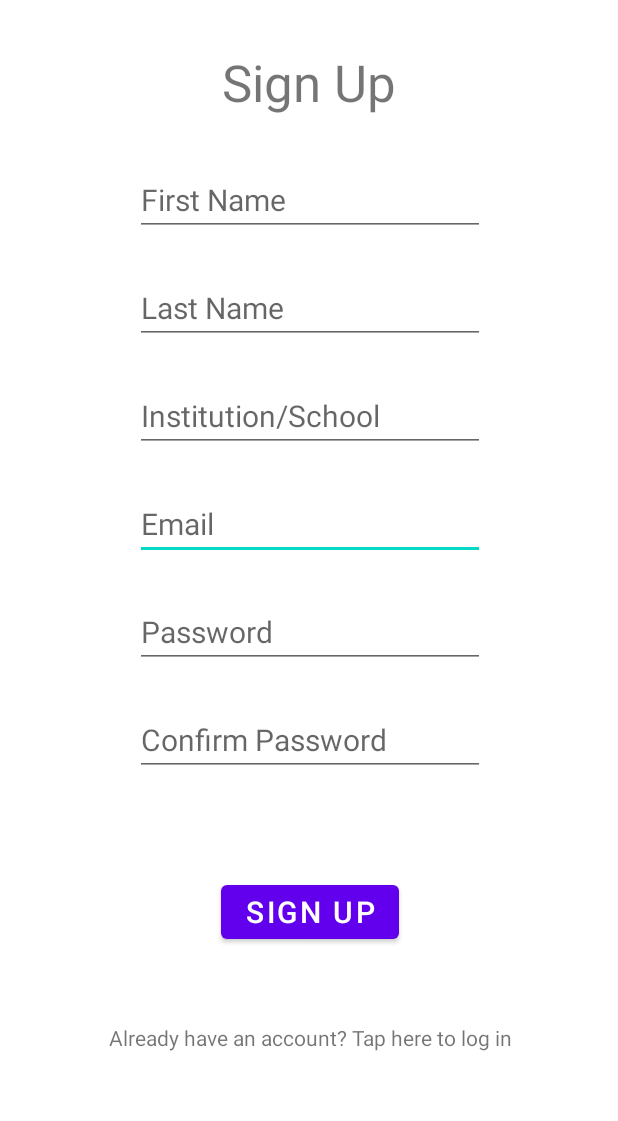
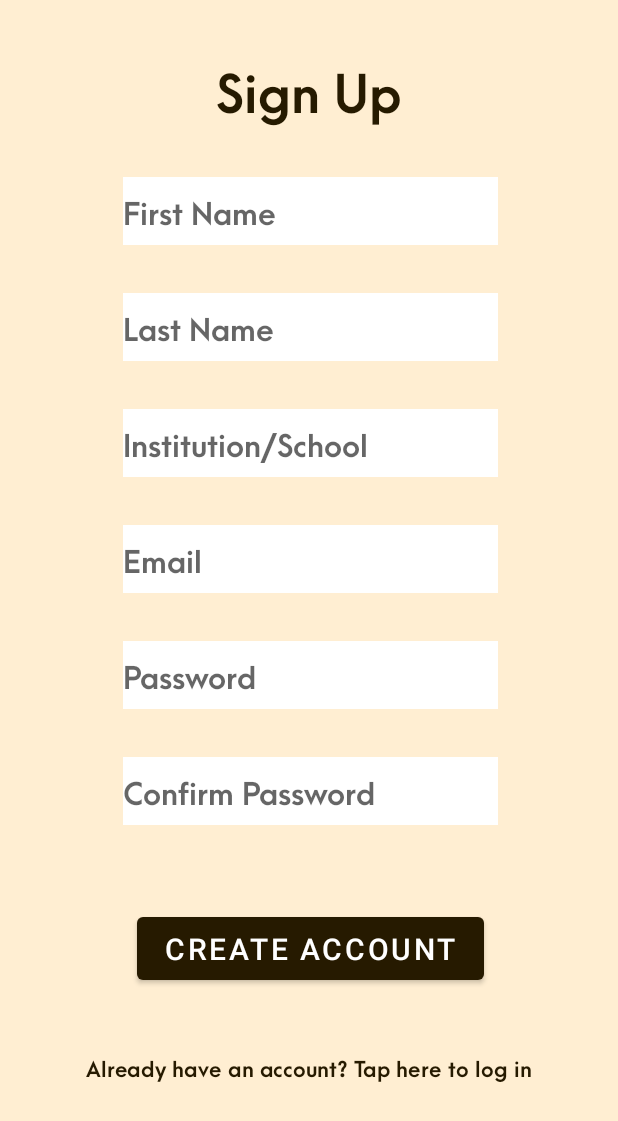
Before and after one commit to ramosallenjoshua/OperationBasics, an Android app: the SignUpActivity screen opened directly, with no data from a screen before it, on a phone screen of 412 x 824 dp. Shown: the top 1121 px of the screen. Run offline under Robolectric (Android 15) with nearby library versions, the phone set to English and light mode, and no system bars; our stand-ins replace Firebase (no records; nobody signed in at launch, a user with empty details on screens opened directly).

Commit message:
UI edits

```diff
--- a/app/src/main/res/layout/activity_login_menu.xml
+++ b/app/src/main/res/layout/activity_login_menu.xml
@@ -25,14 +25,16 @@
 
     <EditText
         android:id="@+id/user_input_email"
-        android:layout_width="411dp"
-        android:layout_height="50dp"
+        android:layout_width="250dp"
+        android:layout_height="45dp"
         android:layout_gravity="center_horizontal"
         android:layout_marginTop="16dp"
+        android:background="@color/white"
         android:ems="10"
         android:gravity="center"
         android:hint="@string/emailText"
         android:inputType="textPersonName"
+        android:fontFamily="@font/arca_majora_3_bold"
         app:layout_constraintBottom_toTopOf="@+id/txt_password"
         app:layout_constraintEnd_toEndOf="@+id/txt_email"
         app:layout_constraintStart_toStartOf="@+id/txt_email"
@@ -89,14 +91,16 @@
 
     <EditText
         android:id="@+id/user_input_password"
-        android:layout_width="411dp"
-        android:layout_height="50dp"
+        android:layout_width="250dp"
+        android:layout_height="45dp"
         android:layout_gravity="center_horizontal"
         android:layout_marginTop="16dp"
+        android:background="@color/white"
         android:ems="10"
         android:gravity="center"
         android:hint="@string/passwordText"
         android:inputType="textPersonName"
+        android:fontFamily="@font/arca_majora_3_bold"
         app:layout_constraintBottom_toTopOf="@+id/login_button"
         app:layout_constraintEnd_toEndOf="@+id/txt_password"
         app:layout_constraintStart_toStartOf="@+id/txt_password"
@@ -111,6 +115,7 @@
         android:text="@string/loginSignUpText"
         android:textColor="@color/black"
         android:textSize="16sp"
+        android:fontFamily="@font/arca_majora_3_bold"
         app:layout_constraintBottom_toBottomOf="parent"
         app:layout_constraintEnd_toEndOf="@+id/login_button"
         app:layout_constraintStart_toStartOf="@+id/login_button"
--- a/app/src/main/res/layout/activity_sign_up.xml
+++ b/app/src/main/res/layout/activity_sign_up.xml
@@ -4,6 +4,7 @@
     xmlns:tools="http://schemas.android.com/tools"
     android:layout_width="match_parent"
     android:layout_height="match_parent"
+    android:background="@color/peach"
     tools:context=".SignUpActivity">
 
     <TextView
@@ -13,6 +14,8 @@
         android:layout_marginTop="32dp"
         android:text="@string/signUpText"
         android:textSize="34sp"
+        android:fontFamily="@font/arca_majora_3_bold"
+        android:textColor="@color/brown"
         app:layout_constraintBottom_toTopOf="@+id/firstNameEditText"
         app:layout_constraintEnd_toEndOf="parent"
         app:layout_constraintStart_toStartOf="parent"
@@ -20,13 +23,15 @@
 
     <EditText
         android:id="@+id/signUpEmailEditText"
-        android:layout_width="wrap_content"
-        android:layout_height="wrap_content"
-        android:layout_marginTop="24dp"
+        android:layout_width="250dp"
+        android:layout_height="45dp"
+        android:layout_marginTop="32dp"
+        android:background="@color/white"
         android:ems="10"
         android:hint="@string/emailText"
         android:inputType="textEmailAddress"
         android:textSize="20sp"
+        android:fontFamily="@font/arca_majora_3_bold"
         app:layout_constraintBottom_toTopOf="@+id/signUpPasswordEditText"
         app:layout_constraintEnd_toEndOf="@+id/schoolEditText"
         app:layout_constraintStart_toStartOf="@+id/schoolEditText"
@@ -34,10 +39,12 @@
 
     <EditText
         android:id="@+id/firstNameEditText"
-        android:layout_width="wrap_content"
-        android:layout_height="wrap_content"
+        android:layout_width="250dp"
+        android:layout_height="45dp"
         android:layout_marginTop="32dp"
+        android:background="@color/white"
         android:ems="10"
+        android:fontFamily="@font/arca_majora_3_bold"
         android:hint="@string/firstNameText"
         android:inputType="textPersonName"
         android:textSize="20sp"
@@ -49,13 +56,15 @@
 
     <EditText
         android:id="@+id/signUpPasswordEditText"
-        android:layout_width="wrap_content"
-        android:layout_height="wrap_content"
-        android:layout_marginTop="24dp"
+        android:layout_width="250dp"
+        android:layout_height="45dp"
+        android:layout_marginTop="32dp"
+        android:background="@color/white"
         android:ems="10"
         android:hint="@string/passwordText"
         android:inputType="textPassword"
         android:textSize="20sp"
+        android:fontFamily="@font/arca_majora_3_bold"
         app:layout_constraintBottom_toTopOf="@+id/signUpConfirmPasswordEditText"
         app:layout_constraintEnd_toEndOf="@+id/signUpEmailEditText"
         app:layout_constraintStart_toStartOf="@+id/signUpEmailEditText"
@@ -63,13 +72,15 @@
 
     <EditText
         android:id="@+id/schoolEditText"
-        android:layout_width="wrap_content"
-        android:layout_height="wrap_content"
-        android:layout_marginTop="24dp"
+        android:layout_width="250dp"
+        android:layout_height="45dp"
+        android:layout_marginTop="32dp"
+        android:background="@color/white"
         android:ems="10"
         android:hint="@string/institutionName"
         android:inputType="textPersonName"
         android:textSize="20sp"
+        android:fontFamily="@font/arca_majora_3_bold"
         app:layout_constraintBottom_toTopOf="@+id/signUpEmailEditText"
         app:layout_constraintEnd_toEndOf="@+id/lastNameEditText"
         app:layout_constraintStart_toStartOf="@+id/lastNameEditText"
@@ -77,13 +88,15 @@
 
     <EditText
         android:id="@+id/lastNameEditText"
-        android:layout_width="wrap_content"
-        android:layout_height="wrap_content"
-        android:layout_marginTop="24dp"
+        android:layout_width="250dp"
+        android:layout_height="45dp"
+        android:layout_marginTop="32dp"
+        android:background="@color/white"
         android:ems="10"
         android:hint="@string/lastNameText"
         android:inputType="textPersonName"
         android:textSize="20sp"
+        android:fontFamily="@font/arca_majora_3_bold"
         app:layout_constraintBottom_toTopOf="@+id/schoolEditText"
         app:layout_constraintEnd_toEndOf="@+id/firstNameEditText"
         app:layout_constraintHorizontal_bias="0.0"
@@ -92,24 +105,27 @@
 
     <EditText
         android:id="@+id/signUpConfirmPasswordEditText"
-        android:layout_width="wrap_content"
-        android:layout_height="wrap_content"
-        android:layout_marginTop="24dp"
+        android:layout_width="250dp"
+        android:layout_height="45dp"
+        android:layout_marginTop="32dp"
+        android:background="@color/white"
         android:ems="10"
         android:hint="@string/confPassText"
         android:inputType="textPassword"
         android:textSize="20sp"
+        android:fontFamily="@font/arca_majora_3_bold"
         app:layout_constraintEnd_toEndOf="@+id/signUpPasswordEditText"
         app:layout_constraintStart_toStartOf="@+id/signUpPasswordEditText"
         app:layout_constraintTop_toBottomOf="@+id/signUpPasswordEditText" />
 
     <Button
         android:id="@+id/signUpLayout_SignUpButton"
-        android:layout_width="wrap_content"
-        android:layout_height="wrap_content"
+        android:layout_width="231dp"
+        android:layout_height="54dp"
         android:layout_marginTop="24dp"
-        android:text="@string/signUpText"
+        android:text="@string/createAccount"
         android:textSize="20sp"
+        android:theme="@style/Theme.OperationBasics"
         app:layout_constraintBottom_toTopOf="@+id/signup_LoginTextButton"
         app:layout_constraintEnd_toEndOf="@+id/signUpConfirmPasswordEditText"
         app:layout_constraintStart_toStartOf="@+id/signUpConfirmPasswordEditText"
@@ -119,11 +135,14 @@
         android:id="@+id/signup_LoginTextButton"
         android:layout_width="wrap_content"
         android:layout_height="wrap_content"
-        android:layout_marginTop="8dp"
-        android:layout_marginBottom="80dp"
+        android:layout_marginTop="10dp"
+        android:layout_marginBottom="70dp"
+        android:fontFamily="@font/arca_majora_3_bold"
         android:text="@string/signupLoginText"
+        android:textColor="@color/brown"
         app:layout_constraintBottom_toBottomOf="parent"
         app:layout_constraintEnd_toEndOf="@+id/signUpLayout_SignUpButton"
+        app:layout_constraintHorizontal_bias="0.524"
         app:layout_constraintStart_toStartOf="@+id/signUpLayout_SignUpButton"
         app:layout_constraintTop_toBottomOf="@+id/signUpLayout_SignUpButton" />
 </androidx.constraintlayout.widget.ConstraintLayout>
--- a/app/src/main/res/values/strings.xml
+++ b/app/src/main/res/values/strings.xml
@@ -14,6 +14,7 @@
     <string name="answerHint">Type your answer here!</string>
     <string name="additionQuestion">a + b = ?</string>
     <string name="signUpText">Sign Up</string>
+    <string name="createAccount">Create Account</string>
     <string name="firstNameText">First Name</string>
     <string name="lastNameText">Last Name</string>
     <string name="institutionName">Institution/School</string>
--- a/app/src/main/res/values/themes.xml
+++ b/app/src/main/res/values/themes.xml
@@ -2,7 +2,7 @@
     <!-- Base application theme. -->
     <style name="Theme.OperationBasics" parent="Theme.MaterialComponents.DayNight.NoActionBar">
         <!-- Primary brand color. -->
-        <item name="colorPrimary">@color/purple_500</item>
+        <item name="colorPrimary">@color/brown</item>
         <item name="colorPrimaryVariant">@color/brown</item>
         <item name="colorOnPrimary">@color/white</item>
         <!-- Secondary brand color. -->
@@ -12,5 +12,6 @@
         <!-- Status bar color. -->
         <item name="android:statusBarColor" tools:targetApi="l">?attr/colorPrimaryVariant</item>
         <!-- Customize your theme here. -->
+        <item name="colorAccent">@color/brown</item>
     </style>
 </resources>
```
